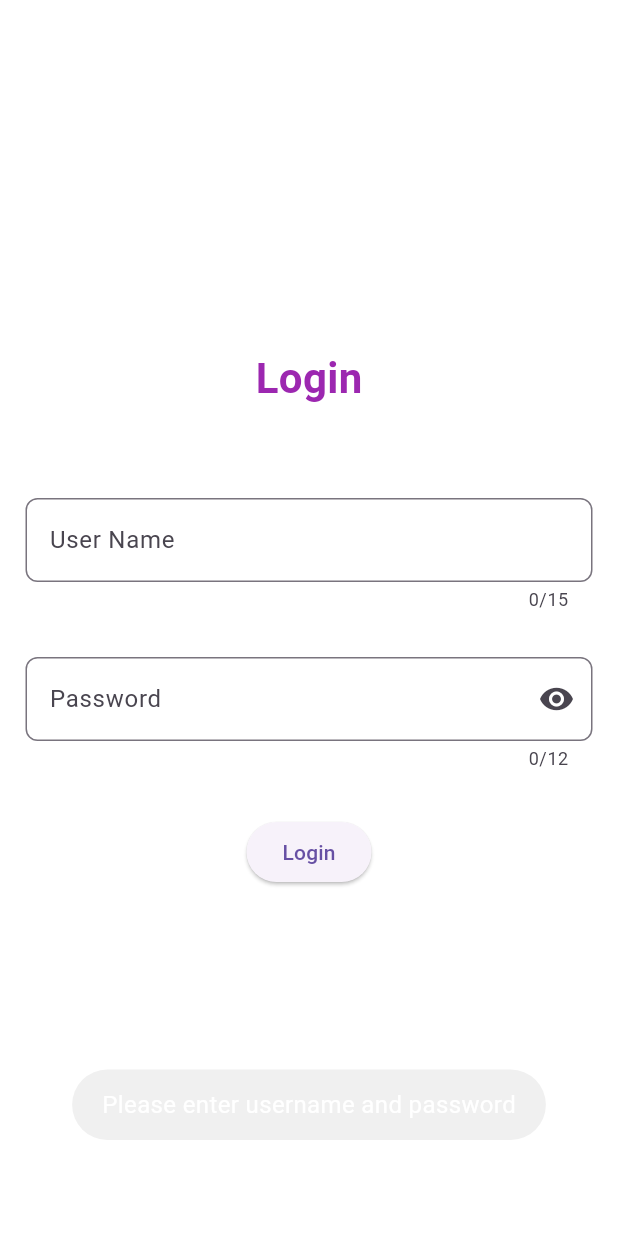
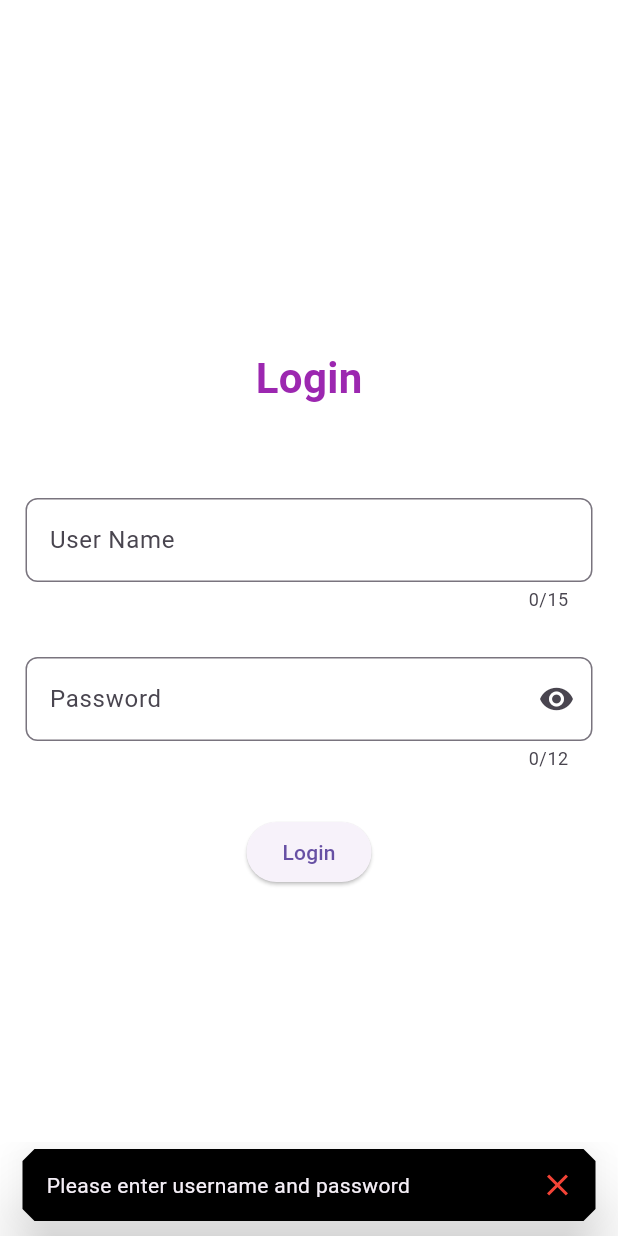
Before and after one commit to Viraj1812/login_page, a Flutter app: the screen it shows after launch, after a tap on "Login", on a phone screen of 412 x 824 dp. Run offline on Flutter 3.47's test engine with Material 3 defaults, Android fonts, the phone set to English and light mode, and no system bars.

```diff
--- a/lib/login_page.dart
+++ b/lib/login_page.dart
@@ -1,6 +1,6 @@
 import 'package:flutter/material.dart';
 import 'package:flutter/services.dart';
-import 'package:fluttertoast/fluttertoast.dart';
+// import 'package:fluttertoast/fluttertoast.dart';
 import 'package:login_page/utils/routes_name.dart';
 
 class LoginPage extends StatefulWidget {
@@ -59,12 +59,11 @@ class _LoginPageState extends State<LoginPage> {
             TextField(
               controller: passwordcontroller,
               inputFormatters: [FilteringTextInputFormatter.digitsOnly],
-              keyboardType: TextInputType.number,
+              keyboardType: TextInputType.text,
               maxLength: 12,
               obscureText: _obscureText,
               onSubmitted: (value) {
                 _handleLogin();
-                print("method call");
               },
               decoration: InputDecoration(
                   labelText: 'Password',
@@ -93,13 +92,14 @@ class _LoginPageState extends State<LoginPage> {
             ElevatedButton(
               onPressed: () {
                 (usercontroller.text == '' || passwordcontroller.text == '')
-                    ? Fluttertoast.showToast(
-                        msg: 'Please enter username and password',
-                        gravity: ToastGravity.BOTTOM,
-                        toastLength: Toast.LENGTH_LONG,
-                        timeInSecForIosWeb: 1,
-                        textColor: Colors.white,
-                        fontSize: 16.0)
+                    // ? Fluttertoast.showToast(
+                    //     msg: 'Please enter username and password',
+                    //     gravity: ToastGravity.BOTTOM,
+                    //     toastLength: Toast.LENGTH_LONG,
+                    //     timeInSecForIosWeb: 1,
+                    //     textColor: Colors.white,
+                    //     fontSize: 16.0)
+                    ? _showToast(context, 'Please enter username and password')
                     : _handleLogin();
               },
               child: const Text(
@@ -113,6 +113,23 @@ class _LoginPageState extends State<LoginPage> {
     );
   }
 
+  void _showToast(BuildContext context, String message) {
+    var snackbar = SnackBar(
+      content: Text(message),
+      duration: const Duration(seconds: 2),
+      shape: const BeveledRectangleBorder(
+          borderRadius: BorderRadius.all(Radius.circular(8))),
+      backgroundColor: Colors.black,
+      behavior: SnackBarBehavior.floating,
+      elevation: 20,
+      showCloseIcon: true,
+      closeIconColor: Colors.red,
+      dismissDirection: DismissDirection.horizontal,
+    );
+
+    ScaffoldMessenger.of(context).showSnackBar(snackbar);
+  }
+
   void _handleLogin() {
     Navigator.pushNamedAndRemoveUntil(
       context,
```
